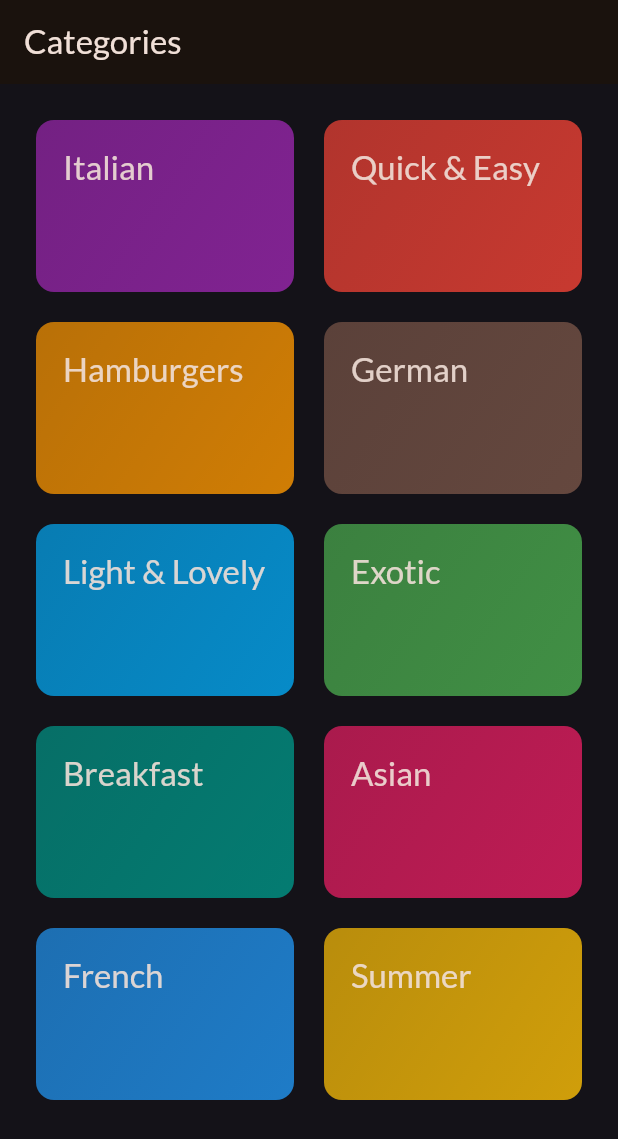
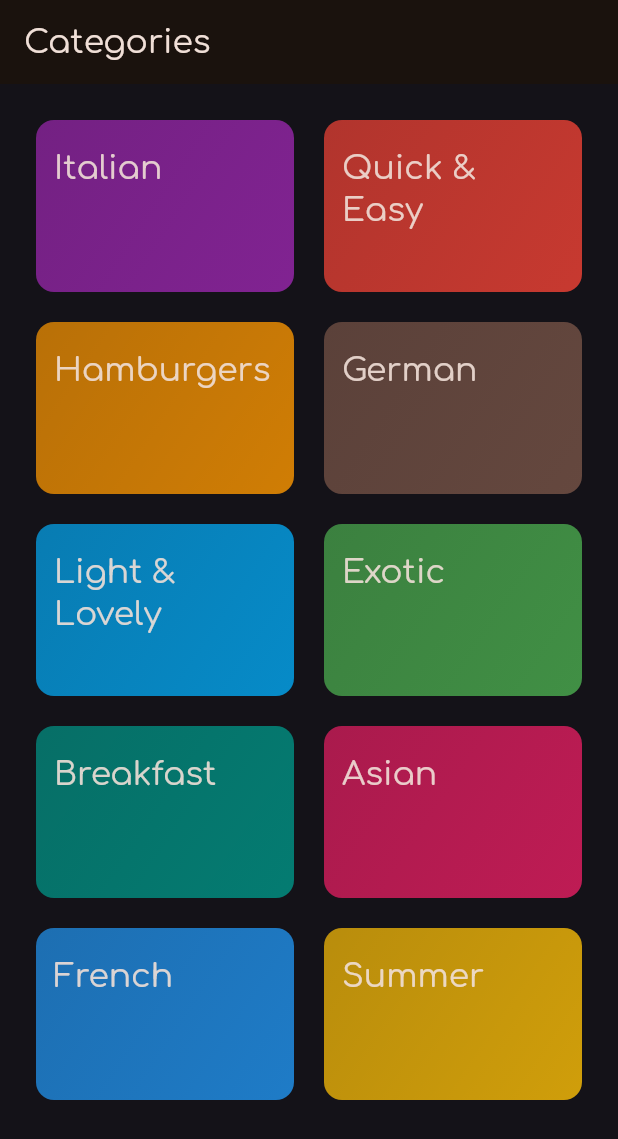
Before and after one commit to cocahonka/flutter-training-enhanced-meals, a Flutter app: the screen it shows after launch, on a phone screen of 412 x 824 dp. Shown: the top 1139 px of the screen. Run offline on Flutter 3.47's test engine with Material 3 defaults, Android fonts, the phone set to English and light mode, and no system bars; our stand-ins replace google_fonts, transparent_image.

Commit message:
change global font and corrected the layout

```diff
--- a/lib/main.dart
+++ b/lib/main.dart
@@ -23,7 +23,7 @@ class MealApp extends StatelessWidget {
         child: MaterialApp(
           theme: ThemeData.dark().copyWith(
             colorScheme: colorScheme,
-            textTheme: GoogleFonts.latoTextTheme(),
+            textTheme: GoogleFonts.comfortaaTextTheme(),
           ),
           home: const CategoriesScreen(),
         ),
--- a/lib/widgets/category_item.dart
+++ b/lib/widgets/category_item.dart
@@ -41,7 +41,7 @@ class CategoryItem extends StatelessWidget {
           ),
         ),
         child: Padding(
-          padding: const EdgeInsets.all(18),
+          padding: const EdgeInsets.symmetric(vertical: 18, horizontal: 12),
           child: Text(
             category.title,
             style: Theme.of(context).textTheme.titleLarge?.copyWith(
```
Also changed, not shown: lib/widgets/meal_item.dart (+9 -6 lines).
